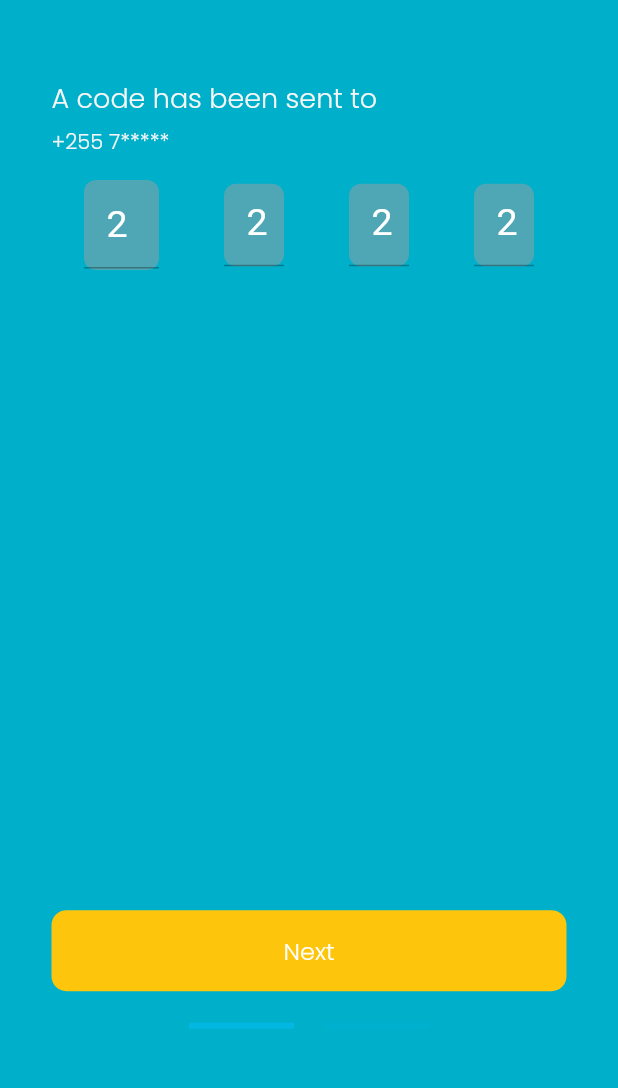
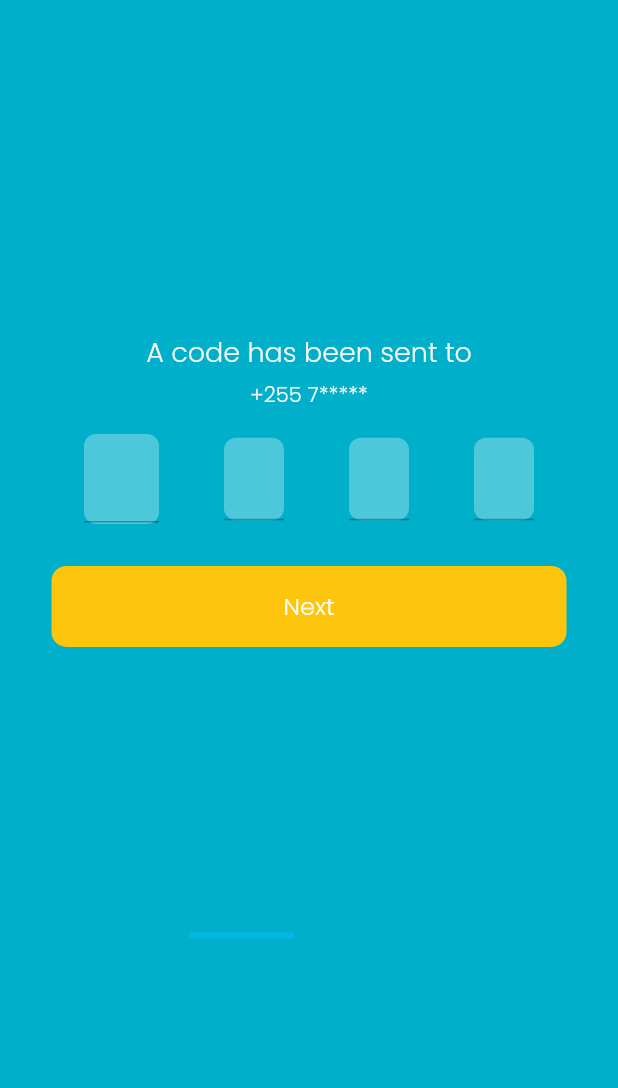
Before and after one commit to owesis/buzzride, a Flutter app: the CodeAuth screen opened directly, on a phone screen of 412 x 824 dp, the part 132-1220 px from its top. Run offline on Flutter 3.47's test engine with Material 2 defaults, Android fonts, the phone set to English and light mode, and no system bars; our stand-ins replace flutter_spinkit, font_awesome_flutter, shared_preferences; accounts and stored records are empty.

Commit message:
Changed code auth UI

```diff
--- a/lib/Views/Auth/codeAuth.dart
+++ b/lib/Views/Auth/codeAuth.dart
@@ -64,9 +64,11 @@ class _CodeAuthState extends State<CodeAuth> {
       alignment: Alignment.center,
       margin: const EdgeInsets.only(top: 140),
       width: MediaQuery.of(context).size.width / 1.2,
-      height: MediaQuery.of(context).size.height / 1.27,
+      height: MediaQuery.of(context).size.height / 1.4,
+      child: Container(
+        height: 250,
         child: Column(
-        crossAxisAlignment: CrossAxisAlignment.start,
+          crossAxisAlignment: CrossAxisAlignment.center,
           children: <Widget>[
             Text(
               OLocale(isSwahili, 35).get(),
@@ -96,7 +98,7 @@ class _CodeAuthState extends State<CodeAuth> {
                   height: 60,
                   width: 50,
                   decoration: BoxDecoration(
-                  color: Colors.grey[500]!.withOpacity(0.5),
+                    color: Colors.white.withOpacity(.3),
                     borderRadius: BorderRadius.circular(8),
                   ),
                   child: Theme(
@@ -107,7 +109,7 @@ class _CodeAuthState extends State<CodeAuth> {
                       style: const TextStyle(color: Colors.white, fontSize: 25),
                       decoration: InputDecoration(
                           contentPadding: const EdgeInsets.all(15),
-                        hintText: "2",
+                          hintText: "",
                           focusColor: OColors.primary,
                           focusedBorder: UnderlineInputBorder(
                             borderSide: BorderSide(
@@ -128,7 +130,7 @@ class _CodeAuthState extends State<CodeAuth> {
                   height: 55,
                   width: 40,
                   decoration: BoxDecoration(
-                  color: Colors.grey[500]!.withOpacity(0.5),
+                    color: Colors.white.withOpacity(.3),
                     borderRadius: BorderRadius.circular(8),
                   ),
                   child: Theme(
@@ -139,7 +141,7 @@ class _CodeAuthState extends State<CodeAuth> {
                       style: const TextStyle(color: Colors.white, fontSize: 25),
                       decoration: InputDecoration(
                           contentPadding: const EdgeInsets.all(15),
-                        hintText: "2",
+                          hintText: "",
                           focusColor: OColors.primary,
                           focusedBorder: UnderlineInputBorder(
                             borderSide: BorderSide(
@@ -160,7 +162,7 @@ class _CodeAuthState extends State<CodeAuth> {
                   height: 55,
                   width: 40,
                   decoration: BoxDecoration(
-                  color: Colors.grey[500]!.withOpacity(0.5),
+                    color: Colors.white.withOpacity(.3),
                     borderRadius: BorderRadius.circular(8),
                   ),
                   child: Theme(
@@ -171,7 +173,7 @@ class _CodeAuthState extends State<CodeAuth> {
                       style: const TextStyle(color: Colors.white, fontSize: 25),
                       decoration: InputDecoration(
                           contentPadding: const EdgeInsets.all(15),
-                        hintText: "2",
+                          hintText: "",
                           focusColor: OColors.primary,
                           focusedBorder: UnderlineInputBorder(
                             borderSide: BorderSide(
@@ -192,7 +194,7 @@ class _CodeAuthState extends State<CodeAuth> {
                   height: 55,
                   width: 40,
                   decoration: BoxDecoration(
-                  color: Colors.grey[500]!.withOpacity(0.5),
+                    color: Colors.white.withOpacity(.3),
                     borderRadius: BorderRadius.circular(8),
                   ),
                   child: Theme(
@@ -203,7 +205,7 @@ class _CodeAuthState extends State<CodeAuth> {
                       style: const TextStyle(color: Colors.white, fontSize: 25),
                       decoration: InputDecoration(
                           contentPadding: const EdgeInsets.all(15),
-                        hintText: "2",
+                          hintText: "",
                           focusColor: OColors.primary,
                           focusedBorder: UnderlineInputBorder(
                             borderSide: BorderSide(
@@ -254,6 +256,7 @@ class _CodeAuthState extends State<CodeAuth> {
               height: 40,
             ),
           ],
+        ),
       ),
     );
   }
```
Lines whose indentation alone changed are shown as unchanged.
